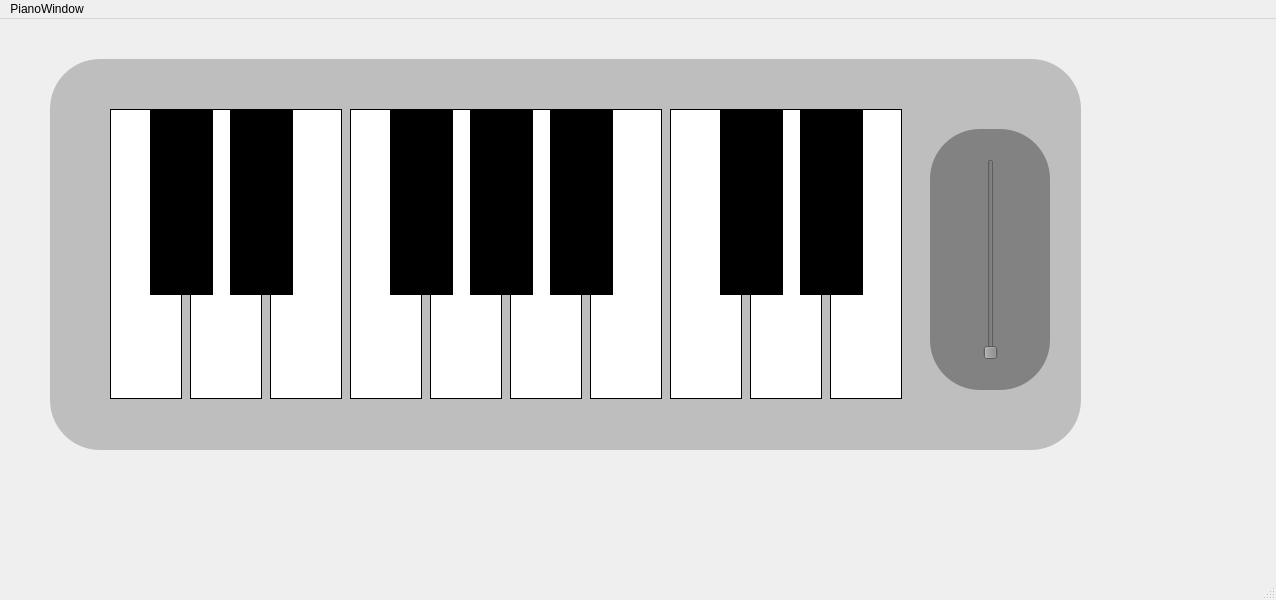
This is mainwindow.ui in technovore007/PianoApp as Qt 5 draws it before an edit. The edited form follows.
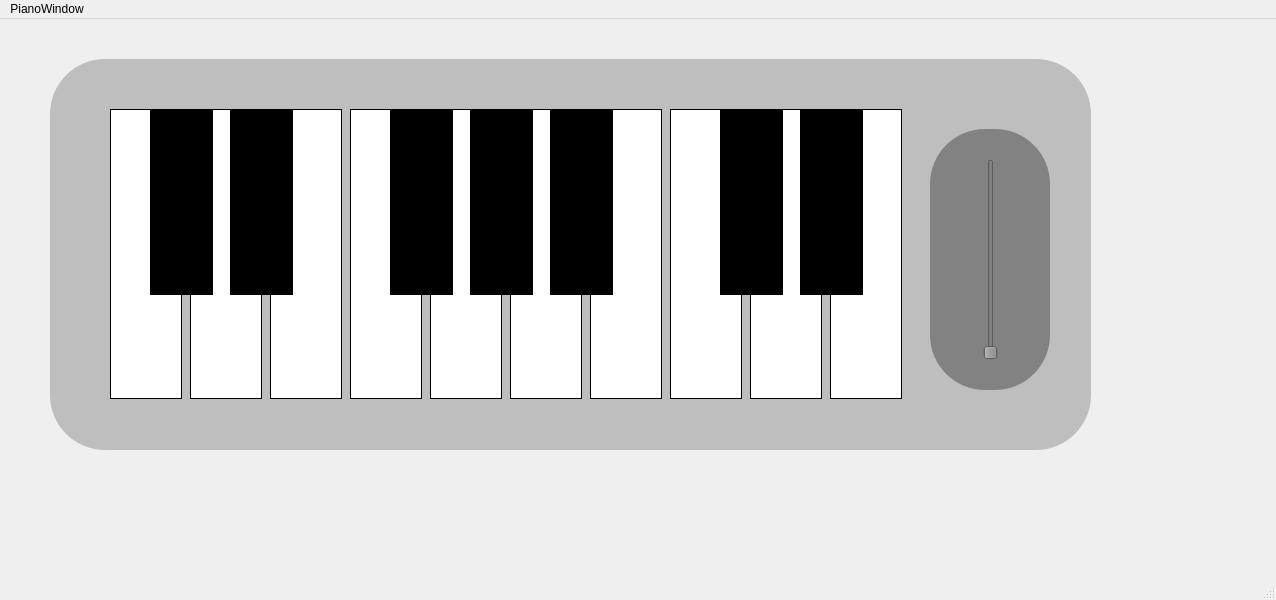
This is the edited form.

Commit message: Volume Slider implemented

What changed in the file:
```diff
--- a/mainwindow.ui
+++ b/mainwindow.ui
@@ -572,13 +572,13 @@
      <rect>
       <x>50</x>
       <y>40</y>
-      <width>1031</width>
+      <width>1041</width>
       <height>391</height>
      </rect>
     </property>
     <property name="styleSheet">
      <string notr="true">background-color: rgb(190, 190, 190);
-border-radius: 50px;
+border-radius: 55px;
 border-color: rgb(0, 0, 0);</string>
     </property>
     <widget class="QFrame" name="frame">
```
Left out of the diff: 4 changed lines with no effect on the pictures. The commit also changes 7 other files.
